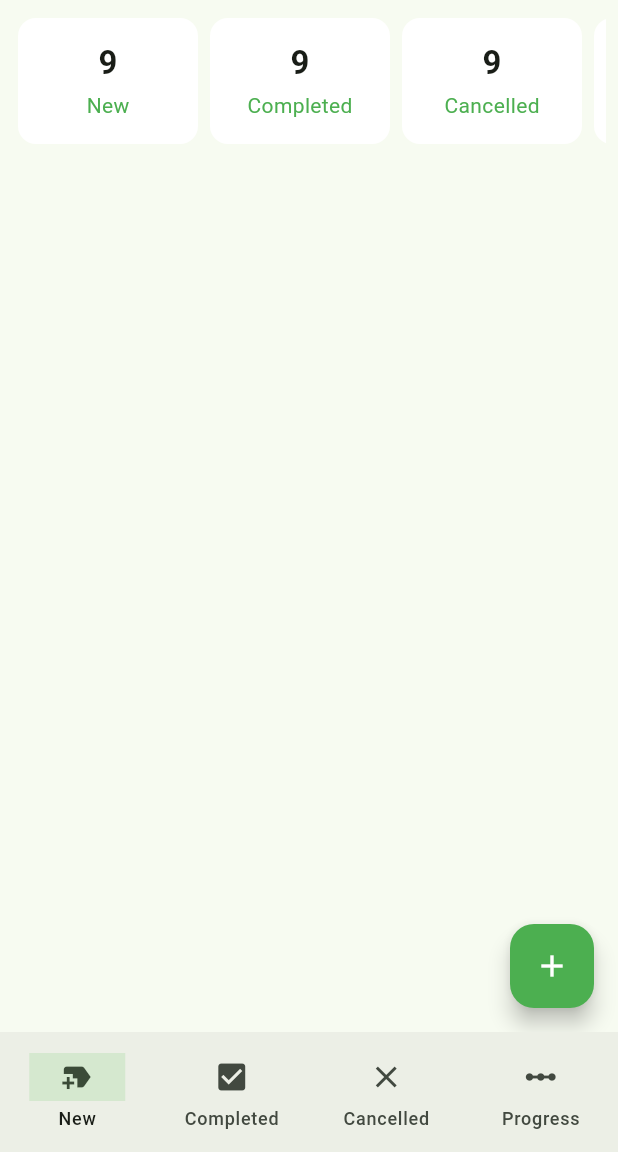
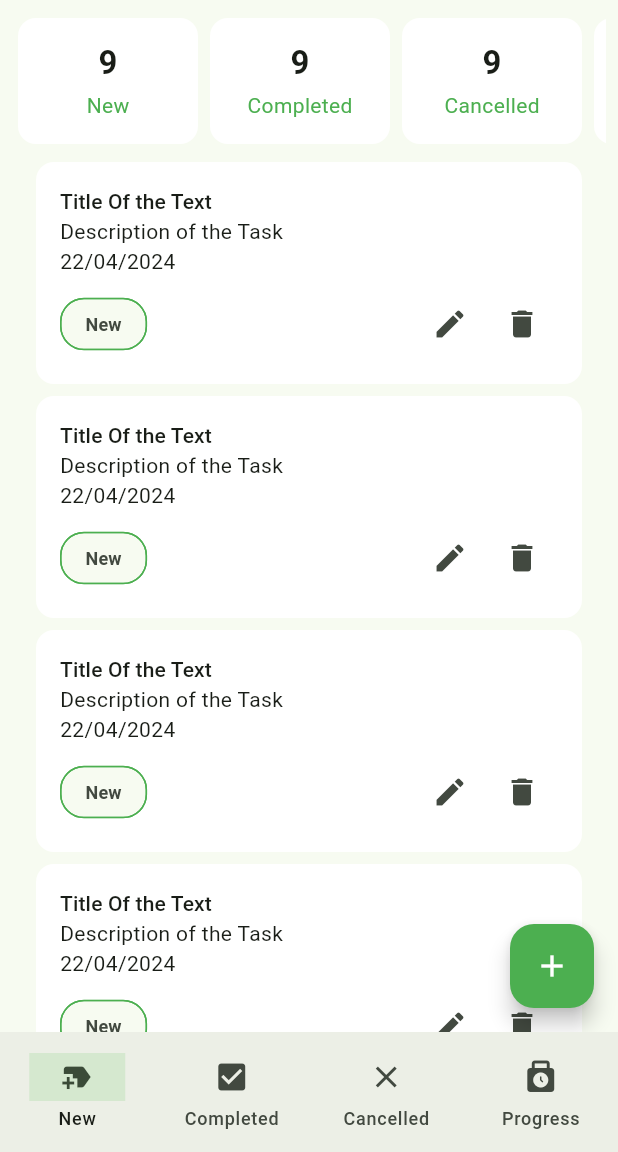
Before and after one commit to jobayer-alam-24/jobayer-alam-24-TaskManagerFlutter, a Flutter app: the MainBottomNavBarScreen screen opened directly, on a phone screen of 412 x 824 dp, the part 84-1236 px from its top. Run offline on Flutter 3.47's test engine with Material 3 defaults, Android fonts, the phone set to English and light mode, and no system bars; our stand-ins replace flutter_svg, pin_code_fields.

```diff
--- a/lib/ui/screens/main_bottom_nav_bar_screen.dart
+++ b/lib/ui/screens/main_bottom_nav_bar_screen.dart
@@ -51,7 +51,7 @@ class _MainBottomNavBarScreenState extends State<MainBottomNavBarScreen> {
             label: "Cancelled"
         ),
         const NavigationDestination(
-            icon: Icon(Icons.linear_scale),
+            icon: Icon(Icons.punch_clock_rounded),
             label: "Progress"
         ),
       ]),
--- a/lib/ui/screens/new_task_screen.dart
+++ b/lib/ui/screens/new_task_screen.dart
@@ -2,6 +2,7 @@ import 'package:flutter/material.dart';
 import 'package:task_manager/ui/screens/add_new_task_screen.dart';
 import 'package:task_manager/ui/utils/app_colors.dart';
 
+import '../widgets/task_card.dart';
 import '../widgets/task_summary_card.dart';
 
 class NewTaskScreen extends StatefulWidget {
@@ -17,8 +18,36 @@ class _NewTaskScreenState extends State<NewTaskScreen> {
     return Scaffold(
       body: Column(
         children: [
-          Padding(
-            padding: const EdgeInsets.all(8.0),
+          _taskSummarySection(),
+          Expanded(child: ListView.separated(
+              itemCount: 10,
+              itemBuilder: (context, index) {
+                return const TaskCard();
+              },
+            separatorBuilder: (context, index)
+            {
+              return const SizedBox(height: 8,);
+            },
+          )),
+        ],
+      ),
+      floatingActionButton: FloatingActionButton(
+          backgroundColor: AppColors.themeColor,
+          foregroundColor: Colors.white,
+          onPressed: _onTapAddNewTaskButton,
+          child: const Icon(Icons.add),
+      ),
+    );
+  }
+
+  void _onTapAddNewTaskButton()
+  {
+    Navigator.push(context, MaterialPageRoute(builder: (context) => const AddNewTaskScreen()));
+  }
+ Widget _taskSummarySection()
+  {
+    return const Padding(
+        padding: EdgeInsets.all(8.0),
         child: SingleChildScrollView(
           scrollDirection: Axis.horizontal,
           child: Row(
@@ -42,23 +71,6 @@ class _NewTaskScreenState extends State<NewTaskScreen> {
             ],
           ),
         )
-          ),
-          // Expanded(child: child)
-        ],
-      ),
-      floatingActionButton: FloatingActionButton(
-          backgroundColor: AppColors.themeColor,
-          foregroundColor: Colors.white,
-          onPressed: _onTapAddNewTaskButton,
-          child: const Icon(Icons.add),
-      ),
     );
   }
-
-  void _onTapAddNewTaskButton()
-  {
-    Navigator.push(context, MaterialPageRoute(builder: (context) => const AddNewTaskScreen()));
 }
-
-
-}
--- /dev/null
+++ b/lib/ui/widgets/task_card.dart
@@ -0,0 +1,94 @@
+import 'package:flutter/material.dart';
+
+import '../utils/app_colors.dart';
+
+class TaskCard extends StatefulWidget {
+  const TaskCard({
+    super.key,
+  });
+
+  @override
+  State<TaskCard> createState() => _TaskCardState();
+}
+
+class _TaskCardState extends State<TaskCard> {
+  @override
+  Widget build(BuildContext context) {
+    return Card(
+      color: Colors.white,
+      elevation: 0,
+      margin: const EdgeInsets.symmetric(horizontal: 24),
+      child: Padding(
+        padding: const EdgeInsets.all(16),
+        child: Column(
+          crossAxisAlignment: CrossAxisAlignment.start,
+          children: [
+            Text("Title Of the Text", style: Theme
+                .of(context)
+                .textTheme
+                .titleSmall,),
+            Text("Description of the Task"),
+            Text("22/04/2024"),
+            const SizedBox(height: 8,),
+            Row(
+              mainAxisAlignment: MainAxisAlignment.spaceBetween,
+              crossAxisAlignment: CrossAxisAlignment.center,
+              children: [
+                _buildTaskStatusChip(),
+                Wrap(
+                  children: [
+                    IconButton(
+                        onPressed: _onTapEditButton, icon: Icon(Icons.edit)),
+                    IconButton(onPressed: _onTapDeleteButton,
+                        icon: Icon(Icons.delete)),
+                  ],
+                )
+              ],
+            )
+          ],
+        ),
+      ),
+    );
+  }
+
+  void _onTapEditButton() {
+    showDialog(context: context, builder: (context) {
+      return AlertDialog(
+        title: Text("Edit Status"),
+        content: Column(
+          mainAxisSize: MainAxisSize.min,
+          children: ["New", "Completed", "Cancelled", "Progress"].map((e) {
+            return ListTile(
+              onTap: (){},
+              title: Text(e),
+            );
+          }).toList(),
+        ),
+        actions: [
+          TextButton(onPressed: () => Navigator.pop(context), child: Text("Cancel")),
+          TextButton(onPressed: (){}, child: Text("Okay")),
+        ],
+      );
+    });
+  }
+
+  void _onTapDeleteButton() {
+
+  }
+}
+class _buildTaskStatusChip extends StatelessWidget {
+  const _buildTaskStatusChip({
+    super.key,
+  });
+
+  @override
+  Widget build(BuildContext context) {
+    return Chip(label: const Text("New", style: TextStyle(
+      fontSize: 12,
+      fontWeight: FontWeight.bold
+    ),), shape: RoundedRectangleBorder(
+      borderRadius: BorderRadiusGeometry.circular(16),
+      side: BorderSide(color: AppColors.themeColor)
+    ),);
+  }
+}
--- a/lib/ui/widgets/tm_app_bar.dart
+++ b/lib/ui/widgets/tm_app_bar.dart
@@ -1,16 +1,25 @@
 import 'package:flutter/material.dart';
+import 'package:task_manager/ui/screens/profile_screen.dart';
 import 'package:task_manager/ui/screens/sign_in_screen.dart';
 
 import '../utils/app_colors.dart';
 
 class TMAppBar extends StatelessWidget implements PreferredSizeWidget {
   const TMAppBar({
-    super.key,
+    super.key, this.IsProfileScreenOpen = false,
   });
-
+  final bool IsProfileScreenOpen;
   @override
   Widget build(BuildContext context) {
-    return AppBar(
+    return GestureDetector(
+      onTap: () {
+        if(IsProfileScreenOpen)
+          {
+            return;
+          }
+        Navigator.push(context, MaterialPageRoute(builder: (context) => const ProfileScreen()));
+      },
+      child: AppBar(
         backgroundColor: AppColors.themeColor,
         title: Row(
           children: [
@@ -43,6 +52,7 @@ class TMAppBar extends StatelessWidget implements PreferredSizeWidget {
             }, icon: Icon(Icons.logout, color: Colors.white,))
           ],
         ),
+      ),
     );
   }
 
--- a/pubspec.yaml
+++ b/pubspec.yaml
@@ -17,6 +17,7 @@ dependencies:
   cupertino_icons: ^1.0.8
   flutter_svg: ^2.2.3
   pin_code_fields: ^8.0.1
+  http: ^1.6.0
 
 dev_dependencies:
   flutter_test:
```
Also changed, not shown: lib/data/models/network_response.dart (added, +12 -0 lines), lib/data/services/network_caller.dart (added, +84 -0 lines), lib/ui/screens/canceled_task_screen.dart (+11 -1 lines), lib/ui/screens/completed_task_screen.dart (+12 -1 lines), lib/ui/screens/profile_screen.dart (added, +71 -0 lines), lib/ui/screens/progress_task_screen.dart (+11 -1 lines), lib/ui/widgets/build_photo_picker.dart (added, +40 -0 lines), pubspec.lock. Lines whose indentation alone changed are shown as unchanged.
